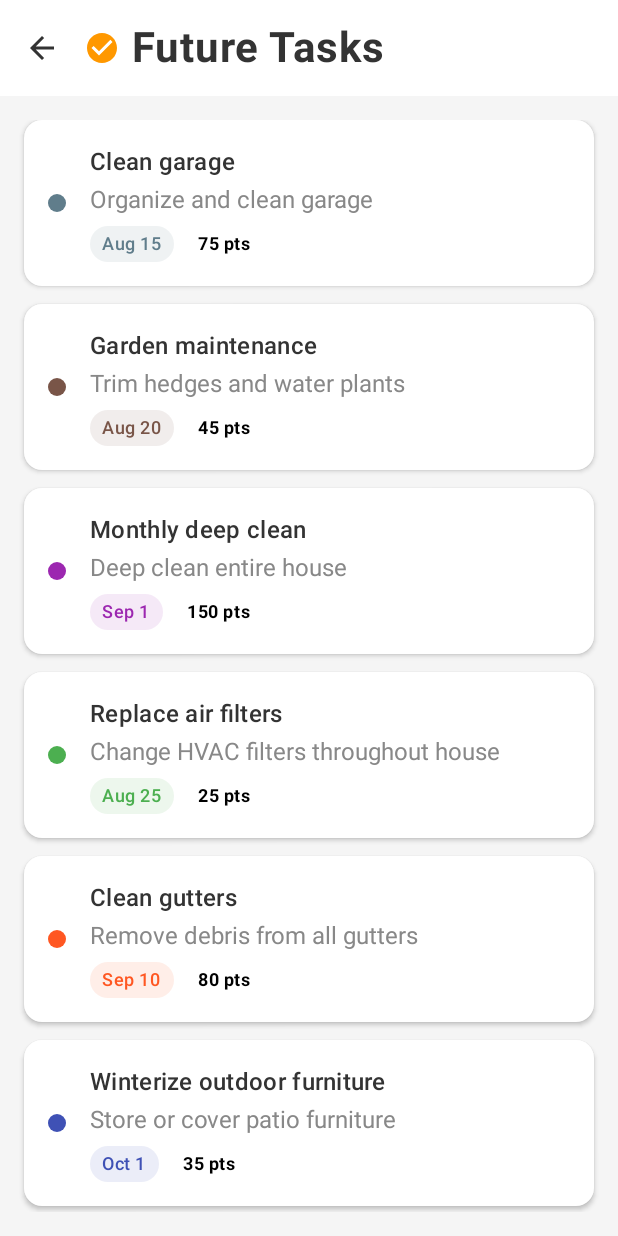
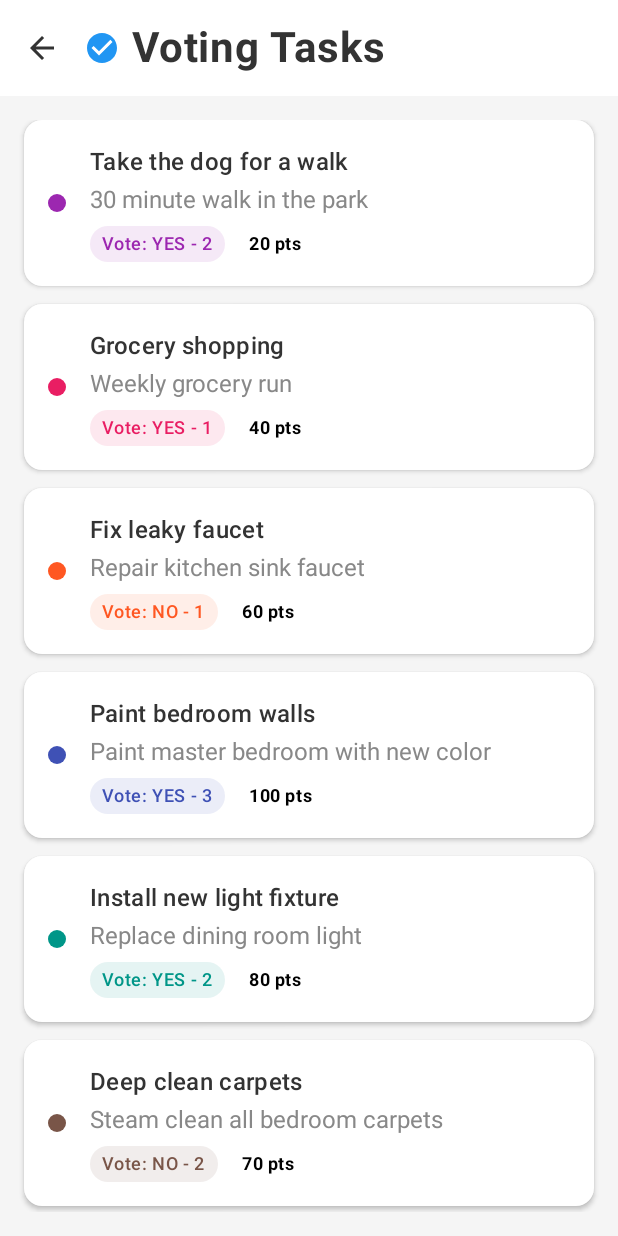
Before and after one commit to Khader1jeries/HouseHoldHero, an Android app built with Jetpack Compose: the VotingTasksScreen screen opened through its navigation route, on a phone screen of 412 x 824 dp. Run offline under Robolectric (Android 15) with nearby library versions, the phone set to English and light mode, and no system bars; libraries missing offline, so code that uses them is left out: com.jakewharton.threetenabp; 1 statement that could not run was skipped.

Commit message:
finishing the task lists

```diff
--- /dev/null
+++ b/HouseHoldHeroAndroid/app/src/main/java/com/khader/householdhero/ui/tasks/activeTasks/ActiveTasksViewModelFactory.kt
@@ -0,0 +1 @@
+package com.khader.householdhero.ui.tasks.activeTasks
--- /dev/null
+++ b/HouseHoldHeroAndroid/app/src/main/java/com/khader/householdhero/ui/tasks/finishedTasks/FinishedTasksViewModel.kt
@@ -0,0 +1,4 @@
+package com.khader.householdhero.ui.tasks.finishedTasks
+
+class FinishedTasksViewModel {
+}
--- /dev/null
+++ b/HouseHoldHeroAndroid/app/src/main/java/com/khader/householdhero/ui/tasks/finishedTasks/FinishedTasksViewModelFactory.kt
@@ -0,0 +1 @@
+package com.khader.householdhero.ui.tasks.finishedTasks
--- /dev/null
+++ b/HouseHoldHeroAndroid/app/src/main/java/com/khader/householdhero/ui/tasks/futureTasks/FutureTasksViewModel.kt
@@ -0,0 +1,4 @@
+package com.khader.householdhero.ui.tasks.futureTasks
+
+class FutureTasksViewModel {
+}
--- /dev/null
+++ b/HouseHoldHeroAndroid/app/src/main/java/com/khader/householdhero/ui/tasks/futureTasks/FutureTasksViewModelFactory.kt
@@ -0,0 +1,4 @@
+package com.khader.householdhero.ui.tasks.futureTasks
+
+class FutureTasksViewModelFactory {
+}
--- a/HouseHoldHeroAndroid/app/src/main/java/com/khader/householdhero/ui/tasks/FutureTasksScreen.kt
+++ b/HouseHoldHeroAndroid/app/src/main/java/com/khader/householdhero/ui/tasks/votes/VotingTasksScreen.kt
@@ -20,7 +20,7 @@ import com.khader.householdhero.ui.theme.TextColor
 
 @OptIn(ExperimentalMaterial3Api::class)
 @Composable
-fun FutureTasksScreen(
+fun VotingTasksScreen(
     onBackPressed: () -> Unit = {}
 ) {
     Scaffold(
@@ -33,12 +33,12 @@ fun FutureTasksScreen(
                         Icon(
                             imageVector = Icons.Default.CheckCircle,
                             contentDescription = null,
-                            tint = Color(0xFFFF9800),
+                            tint = Color(0xFF2196F3),
                             modifier = Modifier.size(24.dp)
                         )
                         Spacer(modifier = Modifier.width(8.dp))
                         Text(
-                            text = "Future Tasks",
+                            text = "Voting Tasks",
                             color = TextColor,
                             fontWeight = FontWeight.Bold
                         )
@@ -61,84 +61,68 @@ fun FutureTasksScreen(
     ) { paddingValues ->
         TaskListContent(
             modifier = Modifier.padding(paddingValues),
-            tasks = getFutureTasksFullList(),
-            emptyMessage = "No future tasks scheduled"
+            tasks = getVotingTasksFullList(),
+            emptyMessage = "No tasks available for voting"
         )
     }
 }
 
-// Extended sample data for Future Tasks
-fun getFutureTasksFullList(): List<TaskItem> = listOf(
+// Extended sample data for Voting Tasks
+fun getVotingTasksFullList(): List<TaskItem> = listOf(
     TaskItem(
-        id = "f1",
-        title = "Clean garage",
-        description = "Organize and clean garage",
-        points = 75,
-        status = "Aug 15",
-        backgroundColor = Color(0xFF607D8B)
+        id = "v1",
+        title = "Take the dog for a walk",
+        description = "30 minute walk in the park",
+        points = 20,
+        status = "Vote: YES - 2",dueDate = "",
+        backgroundColor = Color(0xFF9C27B0)
     ),
     TaskItem(
-        id = "f2",
-        title = "Garden maintenance",
-        description = "Trim hedges and water plants",
-        points = 45,
-        status = "Aug 20",
+        id = "v2",
+        title = "Grocery shopping",
+        description = "Weekly grocery run",
+        points = 40,
+        status = "Vote: YES - 1",dueDate = "",
+        backgroundColor = Color(0xFFE91E63)
+    ),
+    TaskItem(
+        id = "v3",
+        title = "Fix leaky faucet",dueDate = "",
+        description = "Repair kitchen sink faucet",
+        points = 60,
+        status = "Vote: NO - 1",
+        backgroundColor = Color(0xFFFF5722)
+    ),
+    TaskItem(
+        id = "v4",
+        title = "Paint bedroom walls",dueDate = "",
+        description = "Paint master bedroom with new color",
+        points = 100,
+        status = "Vote: YES - 3",
+        backgroundColor = Color(0xFF3F51B5)
+    ),
+    TaskItem(
+        id = "v5",
+        title = "Install new light fixture",
+        description = "Replace dining room light",
+        points = 80,
+        status = "Vote: YES - 2",dueDate = "",
+        backgroundColor = Color(0xFF009688)
+    ),
+    TaskItem(
+        id = "v6",
+        title = "Deep clean carpets",dueDate = "",
+        description = "Steam clean all bedroom carpets",
+        points = 70,
+        status = "Vote: NO - 2",
         backgroundColor = Color(0xFF795548)
     ),
     TaskItem(
-        id = "f3",
-        title = "Monthly deep clean",
-        description = "Deep clean entire house",
-        points = 150,
-        status = "Sep 1",
-        backgroundColor = Color(0xFF9C27B0)
-    ),
-    TaskItem(
-        id = "f4",
-        title = "Replace air filters",
-        description = "Change HVAC filters throughout house",
-        points = 25,
-        status = "Aug 25",
-        backgroundColor = Color(0xFF4CAF50)
-    ),
-    TaskItem(
-        id = "f5",
-        title = "Clean gutters",
-        description = "Remove debris from all gutters",
-        points = 80,
-        status = "Sep 10",
-        backgroundColor = Color(0xFFFF5722)
-    ),
-    TaskItem(
-        id = "f6",
-        title = "Winterize outdoor furniture",
-        description = "Store or cover patio furniture",
-        points = 35,
-        status = "Oct 1",
-        backgroundColor = Color(0xFF3F51B5)
-    ),
-    TaskItem(
-        id = "f7",
-        title = "Service lawn mower",
-        description = "Annual maintenance and tune-up",
-        points = 40,
-        status = "Sep 5",
-        backgroundColor = Color(0xFF009688)
-    ),
-    TaskItem(
-        id = "f8",
-        title = "Organize holiday decorations",
-        description = "Sort and organize holiday items",
-        points = 30,
-        status = "Nov 1",
-        backgroundColor = Color(0xFFE91E63)
-    ),
-    TaskItem(
-        id = "f9",
-        title = "Inspect smoke detectors",
-        description = "Test and replace batteries if needed",
-        points = 20,
-        status = "Sep 15",
-        backgroundColor = Color(0xFFFF9800)
+        id = "v7",
+        title = "Organize garage",dueDate = "",
+        description = "Sort and organize all garage items",
+        points = 90,
+        status = "Vote: YES - 1",
+        backgroundColor = Color(0xFF607D8B)
     )
 )
--- /dev/null
+++ b/HouseHoldHeroAndroid/app/src/main/java/com/khader/householdhero/ui/tasks/votes/VotingTasksViewModel.kt
@@ -0,0 +1,4 @@
+package com.khader.householdhero.ui.tasks.votes
+
+class VotingTasksViewModel {
+}
--- /dev/null
+++ b/HouseHoldHeroAndroid/app/src/main/java/com/khader/householdhero/ui/tasks/votes/VotingTasksViewModelFactory.kt
@@ -0,0 +1,4 @@
+package com.khader.householdhero.ui.tasks.votes
+
+class VotingTasksViewModelFactory {
+}
```
Also changed, not shown: HouseHoldHeroAndroid/app/src/main/java/com/khader/householdhero/ui/tasks/finishedTasks/FinishedTasksScreen.kt (renamed from HouseHoldHeroAndroid/app/src/main/java/com/khader/householdhero/ui/tasks/FinishedTasksScreen.kt, +12 -12 lines), HouseHoldHeroAndroid/app/src/main/java/com/khader/householdhero/ui/tasks/futureTasks/FutureTasksScreen.kt (renamed from HouseHoldHeroAndroid/app/src/main/java/com/khader/householdhero/ui/tasks/VotingTasksScreen.kt, +70 -54 lines).
